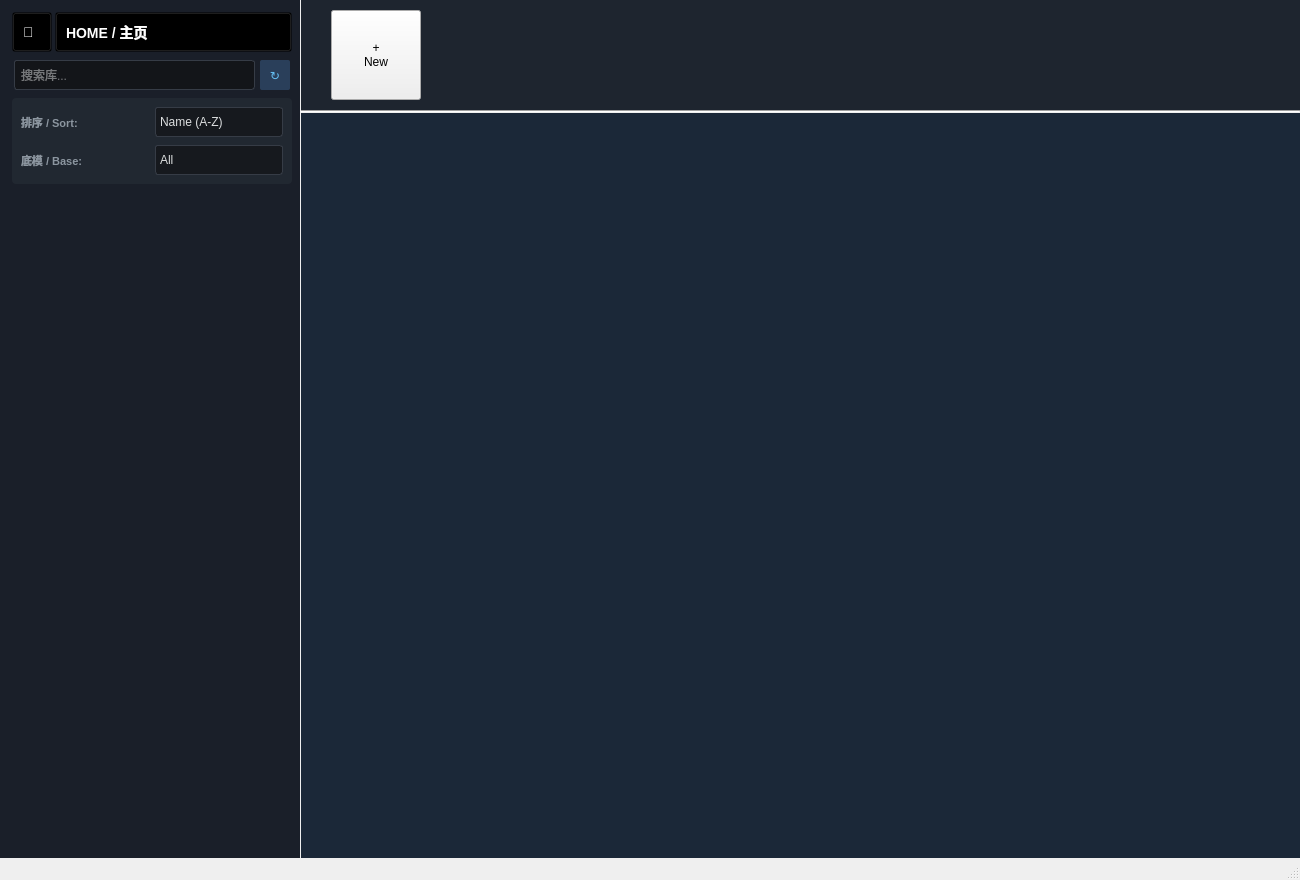
Old version of the form mainwindow.ui in the repository hanbinhsh/SD-LoRA-Manager.
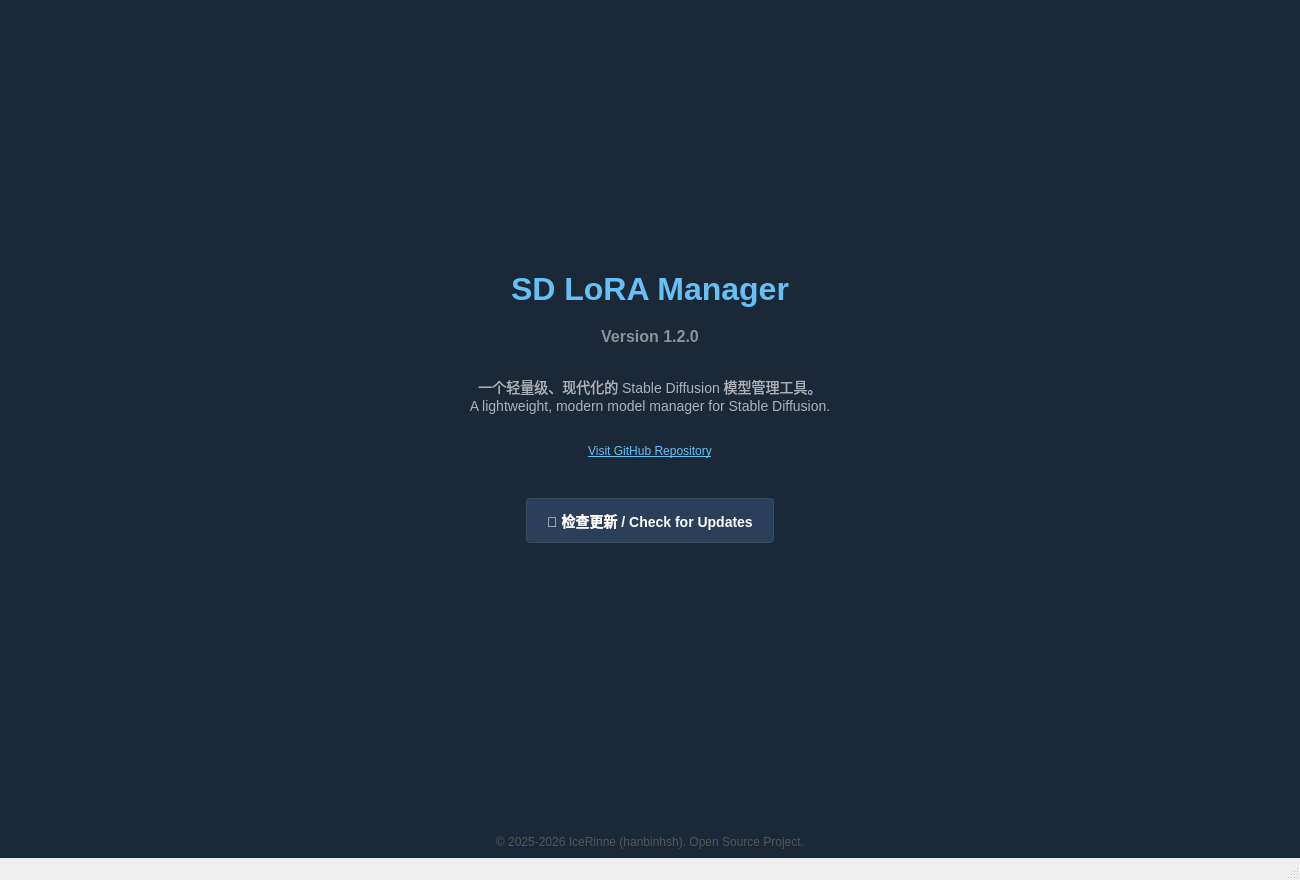
New version of the form. The open tabs and pages were chosen to show the change.

Commit message: 功能：优化收藏夹与模型管理的界面与功能 在 mainwindow.h 中新增收藏夹管理相关Role 引入侧边栏，支持在模型与收藏夹之间切换导航 实现带自定义样式的 QTreeWidget 以展示收藏夹 更新 mainwindow.ui，新增界面元素并优化布局 新增按收藏夹筛选模型及管理收藏夹状态的功能 增强标签解析设置，支持换行分隔与筛选标签选项 更新关于页面，添加版本信息与 GitHub 链接

Diff of the .ui file:
```diff
--- a/mainwindow.ui
+++ b/mainwindow.ui
@@ -180,6 +180,63 @@
 #editLoraPath, #editGalleryPath, #editTransPath { background-color: #16191e; border: 1px solid #363c46; padding: 5px; color: #fff; border-radius: 3px; }
 #btnBrowseLora, #btnBrowseGallery, #btnBrowseTrans { background-color: #2a3f5a; color: #fff; border: none; padding: 6px 12px; border-radius: 3px; }
 #btnBrowseLora:hove, #btnBrowseGallery:hover, #btnBrowseTrans:hover { background-color: #3d5677; }
+
+/* Sidebar Tab 按钮 */
+#sidebarTabFrame {
+    background-color: #212831; /* 与 filterFrame 相似的背景 */
+    border-radius: 4px;
+    padding: 2px;
+}
+#sidebarTabFrame QPushButton {
+    background-color: #313a46; /* 默认背景色 */
+    color: #acb2b8; /* 默认文字颜色 */
+    border: none;
+    padding: 6px 10px;
+    border-radius: 3px;
+    font-size: 13px;
+    font-weight: bold;
+}
+#sidebarTabFrame QPushButton:hover {
+    background-color: #3d4450;
+    color: #ffffff;
+}
+#sidebarTabFrame QPushButton:checked {
+    background-color: #66c0f4; /* 选中时的背景色 */
+    color: #000000; /* 选中时的文字颜色 */
+}
+
+/* QTreeWidget 样式 */
+#collectionTree {
+    background-color: #1a1f29;
+    border: none;
+    outline: none;
+    color: #8c929a;
+    padding-left: 0px;
+}
+#collectionTree::item {
+    height: 32px;
+    padding-left: 0px; 
+    margin-left: 0px;
+    border-left: 3px solid transparent;
+}
+#collectionTree::item:hover {
+    background-color: #212831;
+    color: #ffffff;
+}
+#collectionTree::item:selected {
+    background-color: #3d4450;
+    color: #ffffff;
+    border-left: 3px solid #66c0f4;
+}
+#collectionTree::branch:open:!has-children, #collectionTree::branch:closed:!has-children { image: none; } /* 没有子项不显示箭头 */
+#collectionTree::branch {
+    background: transparent;
+}
+
+#btnModelsTab:checked, #btnCollectionsTab:checked {
+    background-color: #66c0f4; /* 亮蓝色背景 */
+    color: #000000;            /* 黑色文字 (对比度高) */
+}
 </string>
   </property>
   <widget class="QWidget" name="centralwidget">
@@ -247,10 +304,10 @@
              <number>8</number>
             </property>
             <property name="leftMargin">
-             <number>12</number>
+             <number>8</number>
             </property>
             <property name="topMargin">
-             <number>12</number>
+             <number>8</number>
             </property>
             <property name="rightMargin">
              <number>8</number>
@@ -323,7 +380,7 @@
                  </size>
                 </property>
                 <property name="placeholderText">
-                 <string>搜索库...</string>
+                 <string>搜索库 (Search)...</string>
                 </property>
                 <property name="clearButtonEnabled">
                  <bool>true</bool>
@@ -385,8 +442,8 @@
                <property name="bottomMargin">
                 <number>5</number>
                </property>
-               <property name="verticalSpacing">
-                <number>8</number>
+               <property name="spacing">
+                <number>5</number>
                </property>
                <item row="0" column="0">
                 <widget class="QLabel" name="lblSort">
@@ -1818,6 +1875,183 @@
         </item>
        </layout>
       </widget>
+      <widget class="QWidget" name="pageAbout">
+       <property name="styleSheet">
+        <string notr="true">
+         /* 关于页独立样式 */
+         QWidget#pageAbout { background-color: #1b2838; }
+         QLabel { color: #dcdedf; }
+         QLabel#lblAboutTitle { font-size: 32px; font-weight: bold; color: #66c0f4; margin-bottom: 10px; }
+         QLabel#lblAboutVersion { font-size: 16px; color: #8c929a; font-weight: bold; }
+         QLabel#lblAboutDesc { font-size: 14px; line-height: 1.5; color: #acb2b8; margin: 20px 0; }
+         QLabel#lblAboutLink a { color: #66c0f4; text-decoration: none; font-weight: bold; }
+         QLabel#lblAboutLink a:hover { text-decoration: underline; }
+         
+         QPushButton#btnCheckUpdate {
+             background-color: #2a3f5a; 
+             color: #fff; 
+             border-radius: 4px; 
+             font-size: 14px; 
+             font-weight: bold; 
+             padding: 10px 20px;
+             border: 1px solid #3d4d5d;
+         }
+         QPushButton#btnCheckUpdate:hover { background-color: #3d5677; border: 1px solid #66c0f4; }
+         QPushButton#btnCheckUpdate:pressed { background-color: #66c0f4; color: #000; }
+         
+         QLabel#lblCopyright { color: #555; font-size: 12px; margin-top: 20px; }
+        </string>
+       </property>
+       <layout class="QVBoxLayout" name="verticalLayout_About">
+        <property name="spacing">
+         <number>10</number>
+        </property>
+        <item>
+         <spacer name="verticalSpacer_AboutTop">
+          <property name="orientation">
+           <enum>Qt::Orientation::Vertical</enum>
+          </property>
+          <property name="sizeHint" stdset="0">
+           <size>
+            <width>20</width>
+            <height>40</height>
+           </size>
+          </property>
+         </spacer>
+        </item>
+        <item>
+         <widget class="QLabel" name="lblAboutTitle">
+          <property name="text">
+           <string>SD LoRA Manager</string>
+          </property>
+          <property name="alignment">
+           <set>Qt::AlignmentFlag::AlignCenter</set>
+          </property>
+         </widget>
+        </item>
+        <item>
+         <widget class="QLabel" name="lblAboutVersion">
+          <property name="text">
+           <string>Version 1.2.0</string>
+          </property>
+          <property name="alignment">
+           <set>Qt::AlignmentFlag::AlignCenter</set>
+          </property>
+         </widget>
+        </item>
+        <item>
+         <widget class="QLabel" name="lblAboutDesc">
+          <property name="text">
+           <string>&lt;html&gt;&lt;head/&gt;&lt;body&gt;&lt;p align=&quot;center&quot;&gt;一个轻量级、现代化的 Stable Diffusion 模型管理工具。&lt;br/&gt;A lightweight, modern model manager for Stable Diffusion.&lt;/p&gt;&lt;/body&gt;&lt;/html&gt;</string>
+          </property>
+          <property name="alignment">
+           <set>Qt::AlignmentFlag::AlignCenter</set>
+          </property>
+          <property name="wordWrap">
+           <bool>true</bool>
+          </property>
+         </widget>
+        </item>
+        <item>
+         <widget class="QLabel" name="lblAboutLink">
+          <property name="text">
+           <string>&lt;html&gt;&lt;head/&gt;&lt;body&gt;&lt;p align=&quot;center&quot;&gt;&lt;a href=&quot;https://github.com/hanbinhsh/SD-LoRA-Manager&quot;&gt;&lt;span style=&quot; text-decoration: underline; color:#66c0f4;&quot;&gt;Visit GitHub Repository&lt;/span&gt;&lt;/a&gt;&lt;/p&gt;&lt;/body&gt;&lt;/html&gt;</string>
+          </property>
+          <property name="alignment">
+           <set>Qt::AlignmentFlag::AlignCenter</set>
+          </property>
+          <property name="openExternalLinks">
+           <bool>true</bool>
+          </property>
+         </widget>
+        </item>
+        <item>
+         <spacer name="verticalSpacer_AboutMid">
+          <property name="orientation">
+           <enum>Qt::Orientation::Vertical</enum>
+          </property>
+          <property name="sizeType">
+           <enum>QSizePolicy::Policy::Fixed</enum>
+          </property>
+          <property name="sizeHint" stdset="0">
+           <size>
+            <width>20</width>
+            <height>30</height>
+           </size>
+          </property>
+         </spacer>
+        </item>
+        <item>
+         <layout class="QHBoxLayout" name="horizontalLayout_UpdateBtn">
+          <item>
+           <spacer name="horizontalSpacer_UpdateL">
+            <property name="orientation">
+             <enum>Qt::Orientation::Horizontal</enum>
+            </property>
+            <property name="sizeHint" stdset="0">
+             <size>
+              <width>40</width>
+              <height>20</height>
+             </size>
+            </property>
+           </spacer>
+          </item>
+          <item>
+           <widget class="QPushButton" name="btnCheckUpdate">
+            <property name="minimumSize">
+             <size>
+              <width>220</width>
+              <height>45</height>
+             </size>
+            </property>
+            <property name="cursor">
+             <cursorShape>PointingHandCursor</cursorShape>
+            </property>
+            <property name="text">
+             <string>🚀 检查更新 / Check for Updates</string>
+            </property>
+           </widget>
+          </item>
+          <item>
+           <spacer name="horizontalSpacer_UpdateR">
+            <property name="orientation">
+             <enum>Qt::Orientation::Horizontal</enum>
+            </property>
+            <property name="sizeHint" stdset="0">
+             <size>
+              <width>40</width>
+              <height>20</height>
+             </size>
+            </property>
+           </spacer>
+          </item>
+         </layout>
+        </item>
+        <item>
+         <spacer name="verticalSpacer_AboutBottom">
+          <property name="orientation">
+           <enum>Qt::Orientation::Vertical</enum>
+          </property>
+          <property name="sizeHint" stdset="0">
+           <size>
+            <width>20</width>
+            <height>40</height>
+           </size>
+          </property>
+         </spacer>
+        </item>
+        <item>
+         <widget class="QLabel" name="lblCopyright">
+          <property name="text">
+           <string>© 2025-2026 IceRinne (hanbinhsh). Open Source Project.</string>
+          </property>
+          <property name="alignment">
+           <set>Qt::AlignmentFlag::AlignCenter</set>
+          </property>
+         </widget>
+        </item>
+       </layout>
+      </widget>
      </widget>
     </item>
    </layout>
```
Left out of the diff: 319 changed lines with no effect on the pictures. The commit also changes 2 other files.
